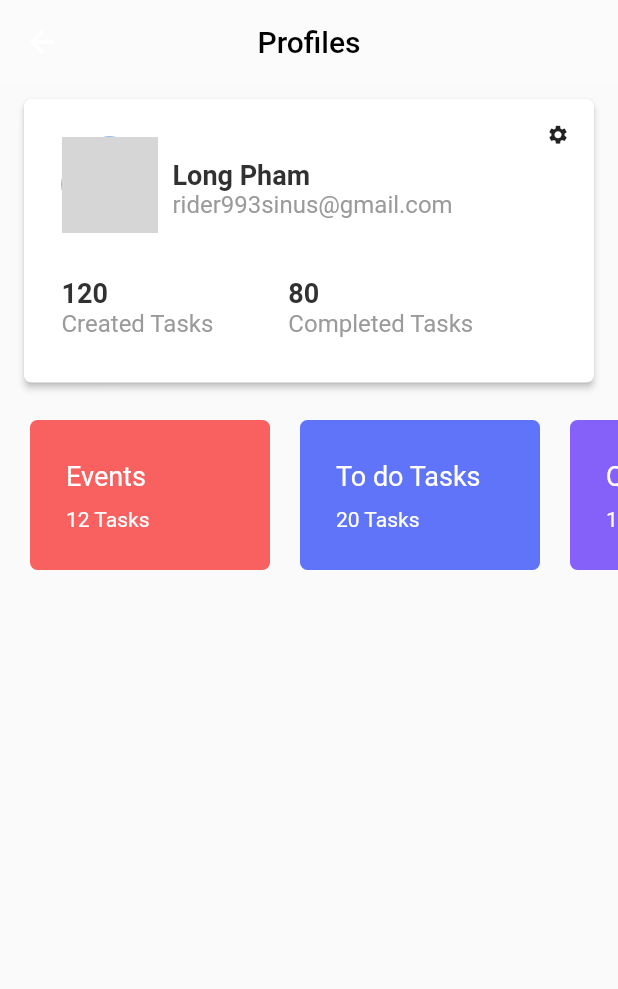
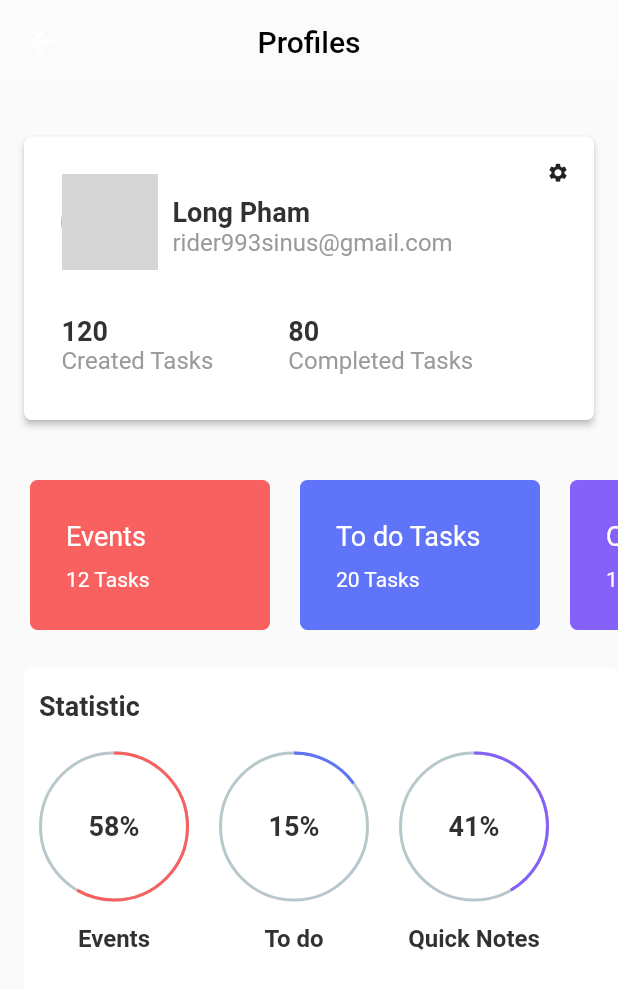
Before and after one commit to Skizdukion/AkingToDoApp, a Flutter app: the ProfilePage screen opened directly, on a phone screen of 412 x 824 dp. Shown: the top 989 px of the screen. Run offline on Flutter 3.47's test engine with Material 2 defaults, Android fonts, the phone set to English and light mode, and no system bars; drawn by our look-alikes of percent_indicator; our stand-ins replace equatable, flutter_slidable, introduction_screen, table_calendar; network calls fail; grey boxes are pictures that could not be loaded.

Commit message:
Update profile page

```diff
--- a/lib/routes/main/Popup_page/new_note/color_picker.dart
+++ b/lib/routes/main/Popup_page/new_note/color_picker.dart
@@ -11,7 +11,6 @@ class ColorPicker extends StatefulWidget {
 }
 
 class _ColorPickerState extends State<ColorPicker> {
-
 
   @override
   Widget build(BuildContext context) {
@@ -36,7 +35,7 @@ class _ColorPickerState extends State<ColorPicker> {
                         onTap: (){
                           value.pickColor(index);
                         },
-                        child: ColorBtn(color: value.colorList[index]),
+                        child: ColorBtn(item: value.colorList[index]),
                       );
                     },
                   );
@@ -50,14 +49,15 @@ class _ColorPickerState extends State<ColorPicker> {
 }
 
 class ColorBtn extends StatefulWidget {
-  const ColorBtn({ Key? key, required this.color }) : super(key: key);
-  final RadioColor color;
+  const ColorBtn({ Key? key, required this.item }) : super(key: key);
+  final RadioColor item;
 
   @override
   _ColorBtnState createState() => _ColorBtnState();
 }
 
 class _ColorBtnState extends State<ColorBtn> {
+
   @override
   Widget build(BuildContext context) {
     return Padding(
@@ -65,8 +65,11 @@ class _ColorBtnState extends State<ColorBtn> {
       child: Container(
         decoration: BoxDecoration(
           borderRadius: BorderRadius.circular(5),
-          color: widget.color.color,
-          border: (widget.color.isSelected ? Border.all(color: Colors.black) : Border.all(color: Colors.white))
+          color: widget.item.color,
+          border: Border.all(color: Colors.white),
+        ),
+        child: Center(
+          child: widget.item.isSelected ? Icon(Icons.check, color: Colors.white,) : null,
         ),
         width: 48,
       ),
--- a/lib/routes/main/profile_page/profile_page.dart
+++ b/lib/routes/main/profile_page/profile_page.dart
@@ -1,6 +1,7 @@
 import 'package:flutter/material.dart';
-import 'package:todo_app/models/repositories/models/statictis.dart';
-import 'package:todo_app/widgets/const_decoration.dart';
+import 'package:todo_app/routes/main/profile_page/statistic_panel.dart';
+import 'package:todo_app/routes/main/profile_page/user_info_box.dart';
+import 'task_in_category.dart';
 
 class ProfilePage extends StatefulWidget {
   const ProfilePage({ Key? key }) : super(key: key);
@@ -42,164 +43,13 @@ class _ProfileBodyState extends State<ProfileBody> {
       padding: EdgeInsets.only(top: 10),
       child: Column(
         children: [
+          SizedBox(height: 25,),
           UserInfoBox(),
-          SizedBox(height: 25,),
+          SizedBox(height: 40,),
           TasksInCategory(),
+          StatictisPanel(),
         ],
       ),
     );
   }
 }
-
-class TasksInCategory extends StatefulWidget {
-  const TasksInCategory({ Key? key }) : super(key: key);
-
-  @override
-  _TasksInCategoryState createState() => _TasksInCategoryState();
-}
-
-class _TasksInCategoryState extends State<TasksInCategory> {
-  late List<TasksStatictis> _taskStatictis;
-
-  @override
-  void initState() {
-    _taskStatictis = [
-      TasksStatictis(totalTask: 12, doneTask: 6, color: Color.fromRGBO(249, 96, 96, 1), type: 'Events'),
-      TasksStatictis(totalTask: 20, doneTask: 5, color: Color.fromRGBO(96, 116, 249, 1), type: 'To do Tasks'),
-      TasksStatictis(totalTask: 12, doneTask: 6, color: Color.fromRGBO(133, 96, 249, 1), type: 'Quick Notes'),
-    ];
-    super.initState();
-  }
-
-  @override
-  Widget build(BuildContext context) {
-    return Container(
-      height: 100.0,
-      child: ListView.builder(
-        scrollDirection: Axis.horizontal,
-        itemCount: _taskStatictis.length,
-        itemBuilder: (context, index){
-          return TaskCountBox(taskStatic: _taskStatictis[index],);
-        },
-      ),
-    );
-  }
-}
-
-class TaskCountBox extends StatefulWidget {
-  const TaskCountBox({ Key? key, required this.taskStatic }) : super(key: key);
-  final TasksStatictis taskStatic;
-
-  @override
-  _TaskCountBoxState createState() => _TaskCountBoxState();
-}
-
-class _TaskCountBoxState extends State<TaskCountBox> {
-  @override
-  Widget build(BuildContext context) {
-    return Padding(
-      padding: const EdgeInsets.only(left: 20),
-      child: Container(
-        width: 160,
-        decoration: BoxDecoration(
-          color: widget.taskStatic.color,
-          borderRadius: BorderRadius.circular(5),
-        ),
-        child: Padding(
-          padding: EdgeInsets.only(top: 27, left: 24),
-          child: Column(
-            mainAxisAlignment: MainAxisAlignment.start,
-            crossAxisAlignment: CrossAxisAlignment.start,
-            children: [
-              Text('${widget.taskStatic.type}', style: TextStyle(fontSize: 18, color: Colors.white),),
-              SizedBox(height: 10,),
-              Text('${widget.taskStatic.totalTask} Tasks', style: TextStyle(fontSize: 14, color: Colors.white),),
-            ],
-          ),
-        ),
-      ),
-    );
-  }
-}
-
-class UserInfoBox extends StatefulWidget {
-  const UserInfoBox({ Key? key }) : super(key: key);
-
-  @override
-  _UserInfoBoxState createState() => _UserInfoBoxState();
-}
-
-class _UserInfoBoxState extends State<UserInfoBox> {
-  @override
-  Widget build(BuildContext context) {
-    return Padding(
-      padding: const EdgeInsets.symmetric(horizontal: 16),
-      child: Container(
-        child: Material(
-          elevation: 2.0,
-          color: Colors.white,
-          borderRadius: BorderRadius.circular(5),
-          child: Padding(
-            padding: const EdgeInsets.only(left: 25),
-            child: Column(
-              children: [
-                Row(
-                  mainAxisAlignment: MainAxisAlignment.start,
-                  crossAxisAlignment: CrossAxisAlignment.start,
-                  children: [
-                    Padding(
-                      padding: const EdgeInsets.only(top: 25),
-                      child: CircleAvatar(
-                        radius: 32,
-                        backgroundImage: NetworkImage('https://encrypted-tbn0.gstatic.com/images?q=tbn:ANd9GcTv7Qrvj5xHRuCCDSoqi9U-IqESntWh4bMG5w&usqp=CAU'),
-                      ),
-                    ),
-                    Expanded(
-                      child: Padding(
-                        padding: const EdgeInsets.only(top: 40, left: 10),
-                        child: Column(
-                          crossAxisAlignment: CrossAxisAlignment.start,
-                          children: [
-                            Text("Long Pham", style: textDarkStyleS18.copyWith(fontWeight: FontWeight.bold),),
-                            Text('rider993sinus@gmail.com', style: textLight154StyleW400S14.copyWith(fontSize: 16),),
-                          ],
-                        ),
-                      ),
-                    ),
-                    IconButton(
-                      icon: Icon(Icons.settings),
-                      onPressed: (){},
-                      iconSize: 15,
-                    ),
-                  ],
-                ),
-                const SizedBox(height: 30,),
-                Row(
-                  mainAxisAlignment: MainAxisAlignment.start,
-                  children: [
-                    Column(
-                      crossAxisAlignment: CrossAxisAlignment.start,
-                      children: [
-                        Text('120', style: textDarkStyleS18.copyWith(fontWeight: FontWeight.bold)),
-                        Text('Created Tasks', style: textLight154StyleW400S14.copyWith(fontSize: 16)),
-                      ],
-                    ),
-                    SizedBox(width: 50,),
-                    Column(
-                      crossAxisAlignment: CrossAxisAlignment.start,
-                      children: [
-                        Text('80', style: textDarkStyleS18.copyWith(fontWeight: FontWeight.bold)),
-                        Text('Completed Tasks', style: textLight154StyleW400S14.copyWith(fontSize: 16)),
-                      ],
-                    ),
-                  ],
-                ),
-                const SizedBox(height: 30,),
-              ]
-            ),
-          ),
-        ),
-      ),
-    );
-  }
-}
--- /dev/null
+++ b/lib/routes/main/profile_page/statistic_panel.dart
@@ -0,0 +1,80 @@
+import 'package:flutter/material.dart';
+import 'package:percent_indicator/circular_percent_indicator.dart';
+import 'package:todo_app/models/repositories/models/statictis.dart';
+import 'package:todo_app/widgets/const_decoration.dart';
+
+class StatictisPanel extends StatefulWidget {
+  const StatictisPanel({ Key? key }) : super(key: key);
+
+  @override
+  _StatictisPanelState createState() => _StatictisPanelState();
+}
+
+class _StatictisPanelState extends State<StatictisPanel> {
+
+  late List<TasksStatictis> _taskStatictis;
+
+  @override
+  void initState() {
+    _taskStatictis = [
+      TasksStatictis(totalTask: 12, doneTask: 7, color: Color.fromRGBO(249, 96, 96, 1), type: 'Events'),
+      TasksStatictis(totalTask: 20, doneTask: 3, color: Color.fromRGBO(96, 116, 249, 1), type: 'To do'),
+      TasksStatictis(totalTask: 12, doneTask: 5, color: Color.fromRGBO(133, 96, 249, 1), type: 'Quick Notes'),
+    ];
+    super.initState();
+  }
+
+  @override
+  Widget build(BuildContext context) {
+    return Padding(
+      padding: EdgeInsets.only(left: 16, top: 25),
+      child: Container(
+        decoration: BoxDecoration(
+          color: Colors.white,
+          borderRadius: BorderRadius.circular(5),
+        ),
+        child: Padding(
+          padding: EdgeInsets.only(left: 10, top: 15),
+          child: Column(
+            crossAxisAlignment: CrossAxisAlignment.start,
+            children: [
+              Text('Statistic', style: textDarkStyleS18.copyWith(fontWeight: FontWeight.bold),),
+              SizedBox(height: 20,),
+              Row(
+                children: [
+                  for (var item in _taskStatictis) StatictisItem(item: item)
+                ],
+              )
+            ],
+          ),
+        ),
+      ),
+    );
+  }
+}
+
+class StatictisItem extends StatelessWidget {
+  const StatictisItem({ Key? key, required this.item}) : super(key: key);
+  final TasksStatictis item;
+
+  @override
+  Widget build(BuildContext context) {
+    return Padding(
+      padding: const EdgeInsets.only(right: 20),
+      child: Column(
+        children: [
+          CircularPercentIndicator(
+            radius: 100.0,
+            lineWidth: 2.0,
+            percent: item.doneTask/item.totalTask,
+            center: Text('${(item.doneTask/item.totalTask*100).toInt()}%', style: textDarkStyleS18.copyWith(fontWeight: FontWeight.bold),),
+            progressColor: item.color,
+          ),
+          SizedBox(height: 15,),
+          Text('${item.type}', style: textDarkStyleS18.copyWith(fontWeight: FontWeight.bold, fontSize: 16)),
+          SizedBox(height: 32,),
+        ],
+      ),
+    );
+  }
+}
--- /dev/null
+++ b/lib/routes/main/profile_page/task_in_category.dart
@@ -0,0 +1,73 @@
+import 'package:flutter/material.dart';
+import 'package:todo_app/models/repositories/models/statictis.dart';
+
+class TasksInCategory extends StatefulWidget {
+  const TasksInCategory({ Key? key }) : super(key: key);
+
+  @override
+  _TasksInCategoryState createState() => _TasksInCategoryState();
+}
+
+class _TasksInCategoryState extends State<TasksInCategory> {
+  late List<TasksStatictis> _taskStatictis;
+
+  @override
+  void initState() {
+    _taskStatictis = [
+      TasksStatictis(totalTask: 12, doneTask: 6, color: Color.fromRGBO(249, 96, 96, 1), type: 'Events'),
+      TasksStatictis(totalTask: 20, doneTask: 5, color: Color.fromRGBO(96, 116, 249, 1), type: 'To do Tasks'),
+      TasksStatictis(totalTask: 12, doneTask: 6, color: Color.fromRGBO(133, 96, 249, 1), type: 'Quick Notes'),
+    ];
+    super.initState();
+  }
+
+  @override
+  Widget build(BuildContext context) {
+    return Container(
+      height: 100.0,
+      child: ListView.builder(
+        scrollDirection: Axis.horizontal,
+        itemCount: _taskStatictis.length,
+        itemBuilder: (context, index){
+          return TaskCountBox(taskStatic: _taskStatictis[index],);
+        },
+      ),
+    );
+  }
+}
+
+class TaskCountBox extends StatefulWidget {
+  const TaskCountBox({ Key? key, required this.taskStatic }) : super(key: key);
+  final TasksStatictis taskStatic;
+
+  @override
+  _TaskCountBoxState createState() => _TaskCountBoxState();
+}
+
+class _TaskCountBoxState extends State<TaskCountBox> {
+  @override
+  Widget build(BuildContext context) {
+    return Padding(
+      padding: const EdgeInsets.only(left: 20),
+      child: Container(
+        width: 160,
+        decoration: BoxDecoration(
+          color: widget.taskStatic.color,
+          borderRadius: BorderRadius.circular(5),
+        ),
+        child: Padding(
+          padding: EdgeInsets.only(top: 27, left: 24),
+          child: Column(
+            mainAxisAlignment: MainAxisAlignment.start,
+            crossAxisAlignment: CrossAxisAlignment.start,
+            children: [
+              Text('${widget.taskStatic.type}', style: TextStyle(fontSize: 18, color: Colors.white),),
+              SizedBox(height: 10,),
+              Text('${widget.taskStatic.totalTask} Tasks', style: TextStyle(fontSize: 14, color: Colors.white),),
+            ],
+          ),
+        ),
+      ),
+    );
+  }
+}
--- /dev/null
+++ b/lib/routes/main/profile_page/user_info_box.dart
@@ -0,0 +1,84 @@
+import 'package:flutter/material.dart';
+import 'package:todo_app/widgets/const_decoration.dart';
+
+class UserInfoBox extends StatefulWidget {
+  const UserInfoBox({ Key? key }) : super(key: key);
+
+  @override
+  _UserInfoBoxState createState() => _UserInfoBoxState();
+}
+
+class _UserInfoBoxState extends State<UserInfoBox> {
+  @override
+  Widget build(BuildContext context) {
+    return Padding(
+      padding: const EdgeInsets.symmetric(horizontal: 16),
+      child: Container(
+        child: Material(
+          elevation: 2.0,
+          color: Colors.white,
+          borderRadius: BorderRadius.circular(5),
+          child: Padding(
+            padding: const EdgeInsets.only(left: 25),
+            child: Column(
+              children: [
+                Row(
+                  mainAxisAlignment: MainAxisAlignment.start,
+                  crossAxisAlignment: CrossAxisAlignment.start,
+                  children: [
+                    Padding(
+                      padding: const EdgeInsets.only(top: 25),
+                      child: CircleAvatar(
+                        radius: 32,
+                        backgroundImage: NetworkImage('https://encrypted-tbn0.gstatic.com/images?q=tbn:ANd9GcTv7Qrvj5xHRuCCDSoqi9U-IqESntWh4bMG5w&usqp=CAU'),
+                      ),
+                    ),
+                    Expanded(
+                      child: Padding(
+                        padding: const EdgeInsets.only(top: 40, left: 10),
+                        child: Column(
+                          crossAxisAlignment: CrossAxisAlignment.start,
+                          children: [
+                            Text("Long Pham", style: textDarkStyleS18.copyWith(fontWeight: FontWeight.bold),),
+                            Text('rider993sinus@gmail.com', style: textLight154StyleW400S14.copyWith(fontSize: 16),),
+                          ],
+                        ),
+                      ),
+                    ),
+                    IconButton(
+                      icon: Icon(Icons.settings),
+                      onPressed: (){},
+                      iconSize: 15,
+                    ),
+                  ],
+                ),
+                const SizedBox(height: 30,),
+                Row(
+                  mainAxisAlignment: MainAxisAlignment.start,
+                  children: [
+                    Column(
+                      crossAxisAlignment: CrossAxisAlignment.start,
+                      children: [
+                        Text('120', style: textDarkStyleS18.copyWith(fontWeight: FontWeight.bold)),
+                        Text('Created Tasks', style: textLight154StyleW400S14.copyWith(fontSize: 16)),
+                      ],
+                    ),
+                    SizedBox(width: 50,),
+                    Column(
+                      crossAxisAlignment: CrossAxisAlignment.start,
+                      children: [
+                        Text('80', style: textDarkStyleS18.copyWith(fontWeight: FontWeight.bold)),
+                        Text('Completed Tasks', style: textLight154StyleW400S14.copyWith(fontSize: 16)),
+                      ],
+                    ),
+                  ],
+                ),
+                const SizedBox(height: 30,),
+              ]
+            ),
+          ),
+        ),
+      ),
+    );
+  }
+}
--- a/pubspec.yaml
+++ b/pubspec.yaml
@@ -22,6 +22,7 @@ dependencies:
   table_calendar: ^3.0.1
   rflutter_alert: ^2.0.2
   measure_size: ^2.0.0
+  percent_indicator: ^3.0.1
 
 dev_dependencies:
   flutter_test:
```
Also changed, not shown: pubspec.lock.
